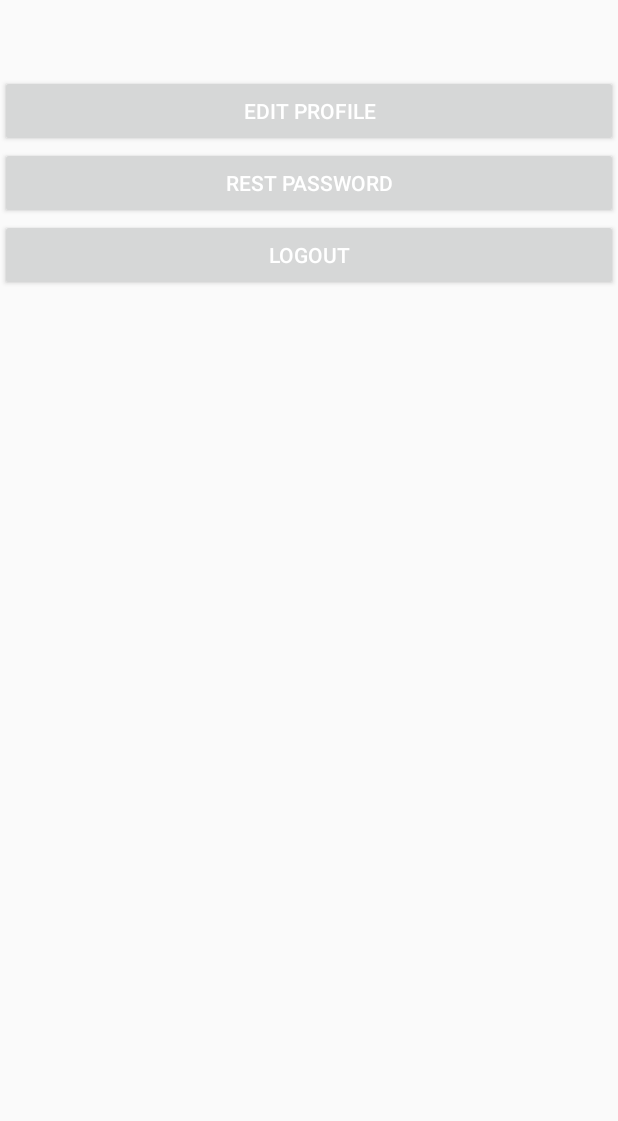
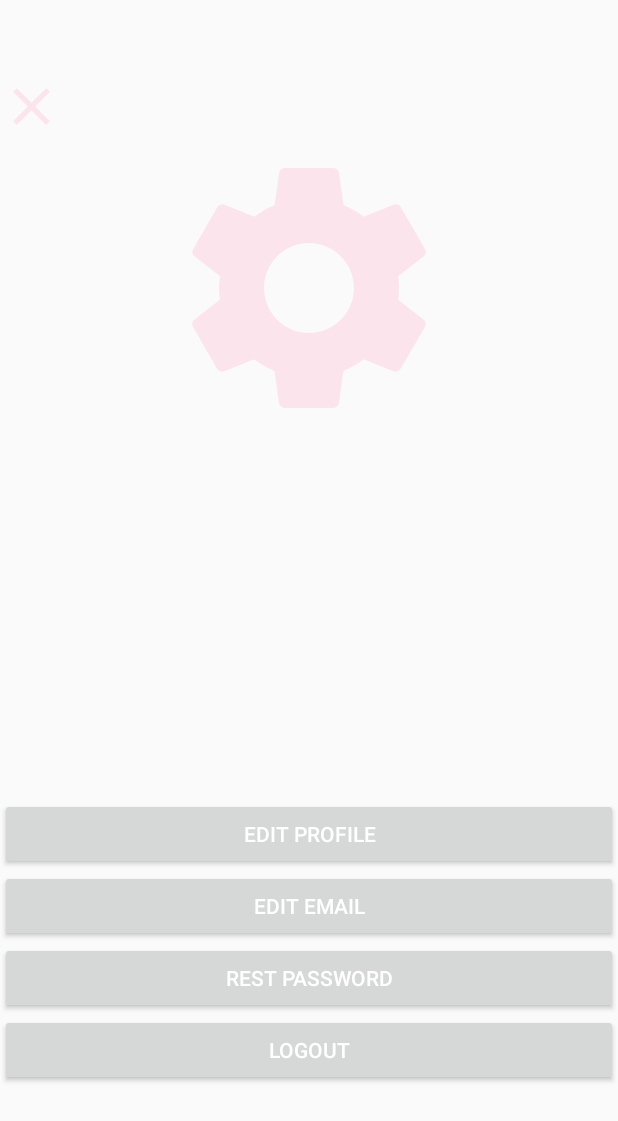
Before and after one commit to Lucie-Na/sprm_project-1, an Android app: the EditProfile screen opened directly, with no data from a screen before it, on a phone screen of 412 x 824 dp. Shown: the top 1121 px of the screen. Run offline under Robolectric (Android 15) with nearby library versions, the phone set to English and light mode, and no system bars.

Commit message:
new content, not finish

```diff
--- /dev/null
+++ b/app/src/main/res/drawable/ic_close.xml
@@ -0,0 +1,5 @@
+<vector android:height="36dp" android:tint="?attr/colorControlNormal"
+    android:viewportHeight="24" android:viewportWidth="24"
+    android:width="36dp" xmlns:android="http://schemas.android.com/apk/res/android">
+    <path android:fillColor="@android:color/white" android:pathData="M19,6.41L17.59,5 12,10.59 6.41,5 5,6.41 10.59,12 5,17.59 6.41,19 12,13.41 17.59,19 19,17.59 13.41,12z"/>
+</vector>
--- /dev/null
+++ b/app/src/main/res/drawable/ic_settings.xml
@@ -0,0 +1,5 @@
+<vector android:height="36dp" android:tint="?attr/colorControlNormal"
+    android:viewportHeight="24" android:viewportWidth="24"
+    android:width="36dp" xmlns:android="http://schemas.android.com/apk/res/android">
+    <path android:fillColor="@android:color/white" android:pathData="M19.14,12.94c0.04,-0.3 0.06,-0.61 0.06,-0.94c0,-0.32 -0.02,-0.64 -0.07,-0.94l2.03,-1.58c0.18,-0.14 0.23,-0.41 0.12,-0.61l-1.92,-3.32c-0.12,-0.22 -0.37,-0.29 -0.59,-0.22l-2.39,0.96c-0.5,-0.38 -1.03,-0.7 -1.62,-0.94L14.4,2.81c-0.04,-0.24 -0.24,-0.41 -0.48,-0.41h-3.84c-0.24,0 -0.43,0.17 -0.47,0.41L9.25,5.35C8.66,5.59 8.12,5.92 7.63,6.29L5.24,5.33c-0.22,-0.08 -0.47,0 -0.59,0.22L2.74,8.87C2.62,9.08 2.66,9.34 2.86,9.48l2.03,1.58C4.84,11.36 4.8,11.69 4.8,12s0.02,0.64 0.07,0.94l-2.03,1.58c-0.18,0.14 -0.23,0.41 -0.12,0.61l1.92,3.32c0.12,0.22 0.37,0.29 0.59,0.22l2.39,-0.96c0.5,0.38 1.03,0.7 1.62,0.94l0.36,2.54c0.05,0.24 0.24,0.41 0.48,0.41h3.84c0.24,0 0.44,-0.17 0.47,-0.41l0.36,-2.54c0.59,-0.24 1.13,-0.56 1.62,-0.94l2.39,0.96c0.22,0.08 0.47,0 0.59,-0.22l1.92,-3.32c0.12,-0.22 0.07,-0.47 -0.12,-0.61L19.14,12.94zM12,15.6c-1.98,0 -3.6,-1.62 -3.6,-3.6s1.62,-3.6 3.6,-3.6s3.6,1.62 3.6,3.6S13.98,15.6 12,15.6z"/>
+</vector>
--- a/app/src/main/res/layout/activity_edit_profile.xml
+++ b/app/src/main/res/layout/activity_edit_profile.xml
@@ -8,15 +8,37 @@
 
     <LinearLayout
         android:layout_width="match_parent"
-        android:layout_height="wrap_content"
+        android:layout_height="match_parent"
         android:orientation="vertical"
         android:layout_gravity="bottom"
         android:layout_marginTop="50dp">
+
+        <Button
+            android:layout_width="42dp"
+            android:layout_height="42dp"
+            android:background="@drawable/ic_close"
+            android:onClick="closeActivity" />
+
+        <ImageView
+            android:layout_width="200dp"
+            android:layout_height="200dp"
+            android:src="@drawable/ic_settings"
+            android:layout_gravity="center"/>
+        <View
+            android:layout_width="0dp"
+            android:layout_height="0dp"
+            android:layout_weight="1"
+            />
         <Button
             android:layout_width="match_parent"
             android:layout_height="wrap_content"
             android:text="edit profile"
-            android:onClick="editProfile" />
+            android:onClick="editInformation" />
+        <Button
+            android:layout_width="match_parent"
+            android:layout_height="wrap_content"
+            android:text="Edit Email"
+            android:onClick="editEmail"/>
         <Button
             android:layout_width="match_parent"
             android:layout_height="wrap_content"
@@ -26,6 +48,7 @@
             android:layout_width="match_parent"
             android:layout_height="wrap_content"
             android:text="logout"
-            android:onClick="logoutFromProfile"/>
+            android:onClick="logoutFromProfile"
+            android:layout_marginBottom="100dp"/>
     </LinearLayout>
 </RelativeLayout>
```
Also changed, not shown: app/src/main/AndroidManifest.xml (+2 -10 lines), app/src/main/java/profileController/EditProfile.java (+22 -0 lines), app/src/main/java/profileController/MainActivity.java (deleted, +0 -24 lines).
